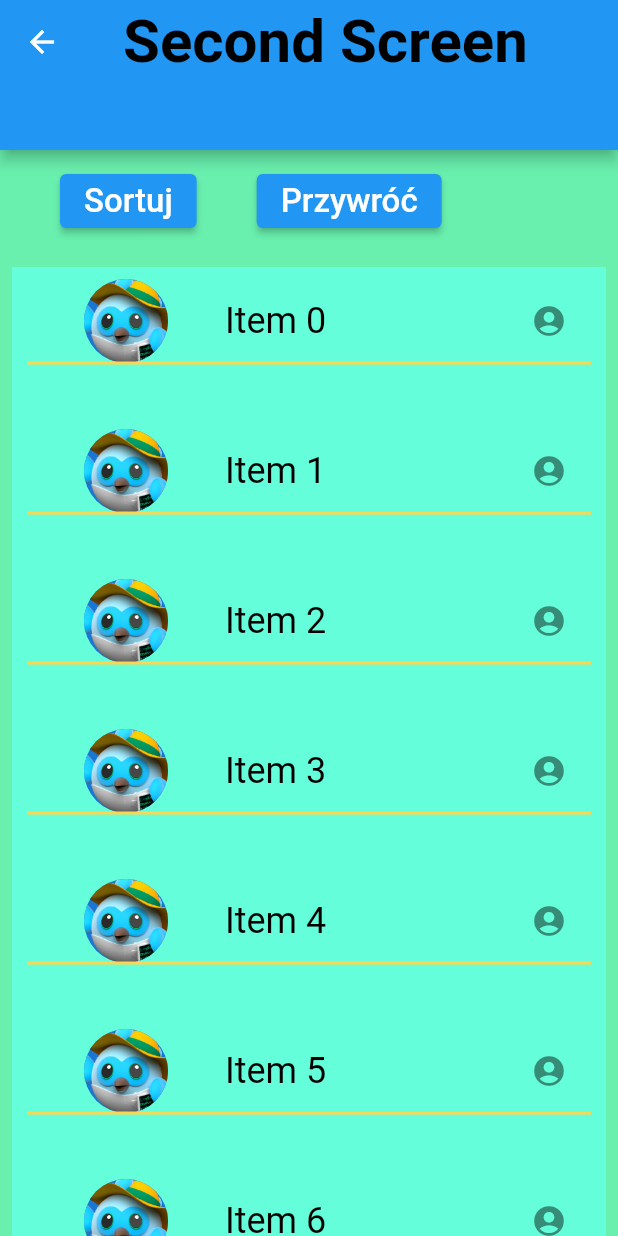
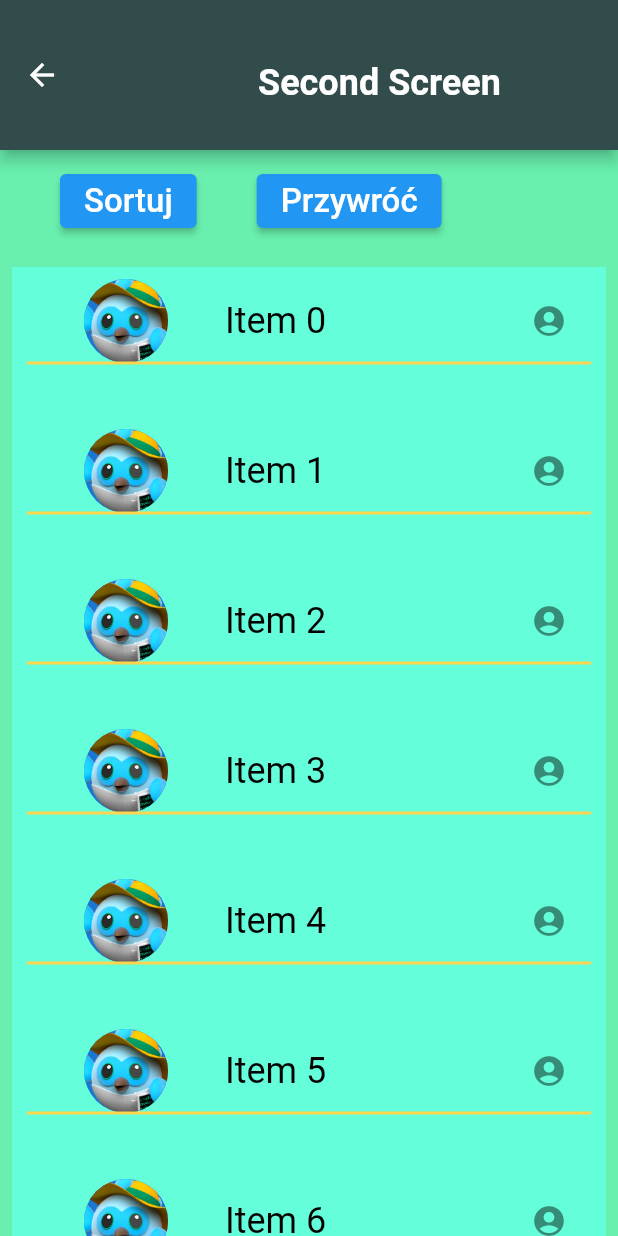
Before and after one commit to elchomik/mgr_app_flutter, a Flutter app: the SecondScreen screen opened by its route, on a phone screen of 412 x 824 dp. Run offline on Flutter 3.47's test engine with Material 2 defaults, Android fonts, the phone set to English and light mode, and no system bars.

```diff
--- a/lib/widgets/title_widget.dart
+++ b/lib/widgets/title_widget.dart
@@ -1,52 +1,53 @@
+import 'package:flutter/cupertino.dart';
 import 'package:flutter/material.dart';
 
 class AppTitle extends StatelessWidget with PreferredSizeWidget {
   final String title;
   final double size;
-  bool isSecondScreen=false;
+  bool isSecondScreen = false;
 
-  AppTitle(
-      {Key? key,
-      required this.title,
-      required this.size,
-      isSecondScreen})
+  AppTitle({Key? key, required this.title, required this.size, isSecondScreen})
       : super(key: key);
 
   @override
   Widget build(BuildContext context) {
+    print (isSecondScreen);
     return isSecondScreen
         ? AppBar(
+            toolbarHeight: 120,
+            backgroundColor: const Color.fromARGB(255, 50, 75, 75),
             leading: IconButton(
               icon: const Icon(Icons.arrow_back),
               onPressed: () => Navigator.pop(context),
             ),
             title: Padding(
-              padding: const EdgeInsets.all(10.0),
+              padding:  const EdgeInsets.only(left: 50, top:10),
               child: SingleChildScrollView(
                 scrollDirection: Axis.horizontal,
                 child: Text(
                   title,
                   style: const TextStyle(
-                    color: Colors.black,
+                    color: Colors.white,
                     fontWeight: FontWeight.bold,
-                    fontSize: 40,
+                    fontSize: 24,
                   ),
                 ),
               ),
             ),
           )
         : AppBar(
-          backgroundColor: Colors.blue[850],
+            toolbarHeight: 120,
+            backgroundColor: const Color.fromARGB(255, 50, 75, 75),
             title: Padding(
-              padding: const EdgeInsets.all(10.0),
+              padding: const EdgeInsets.only(left: 100, top:10),
               child: SingleChildScrollView(
                 scrollDirection: Axis.horizontal,
                 child: Text(
                   title,
                   style: const TextStyle(
-                    color: Colors.black,
+                    color: Colors.white,
                     fontWeight: FontWeight.bold,
-                    fontSize: 40,
+                    fontSize: 24,
                   ),
                 ),
               ),
```
